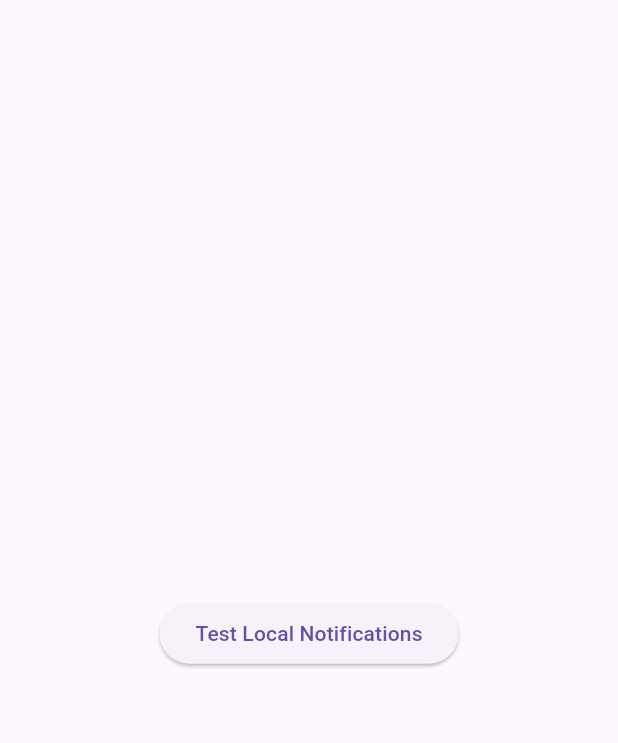
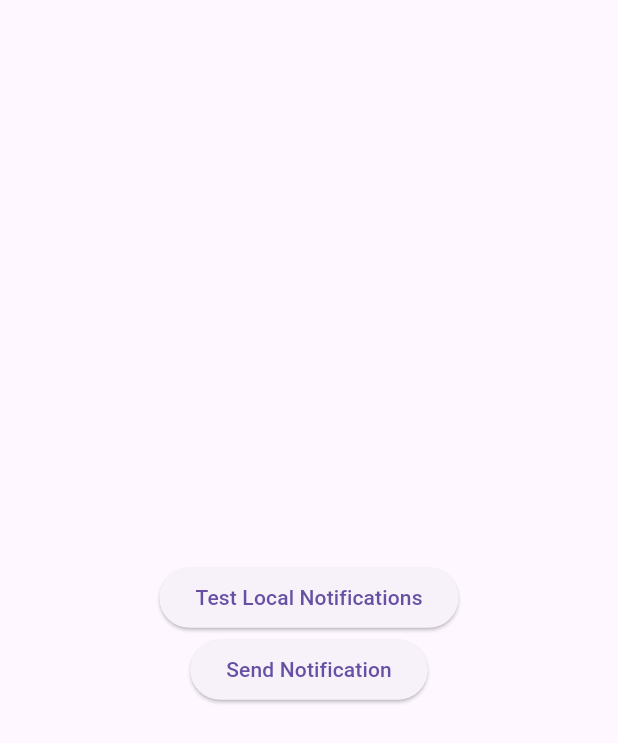
Before and after one commit to Hassan0308/flutter-notifications, a Flutter app: the screen it shows after launch, on a phone screen of 412 x 824 dp. Shown: the top 743 px of the screen. Run offline on Flutter 3.47's test engine with Material 3 defaults, Android fonts, the phone set to English and light mode, and no system bars; our stand-ins replace firebase_core, firebase_messaging, flutter_local_notifications, fluttertoast, permission_handler; accounts and stored records are empty.

```diff
--- a/lib/home_screen.dart
+++ b/lib/home_screen.dart
@@ -63,6 +63,11 @@ class _HomeScreenState extends State<HomeScreen> {
               },
               child: Text("Test Local Notifications"),
             ),
+            ElevatedButton(
+              onPressed: (){
+              },
+              child: Text("Send Notification"),
+            ),
           ],
         )
       ),
```
